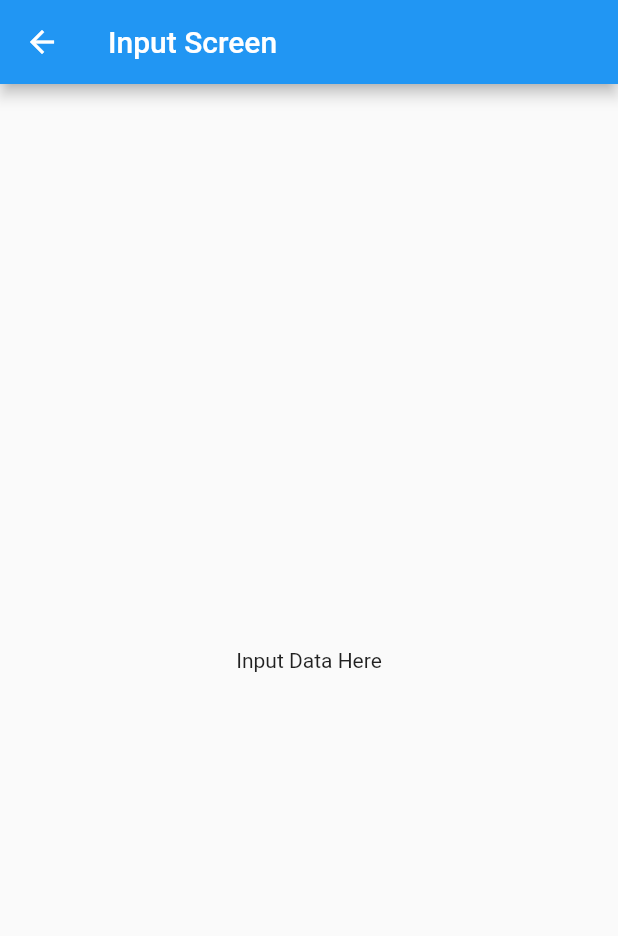
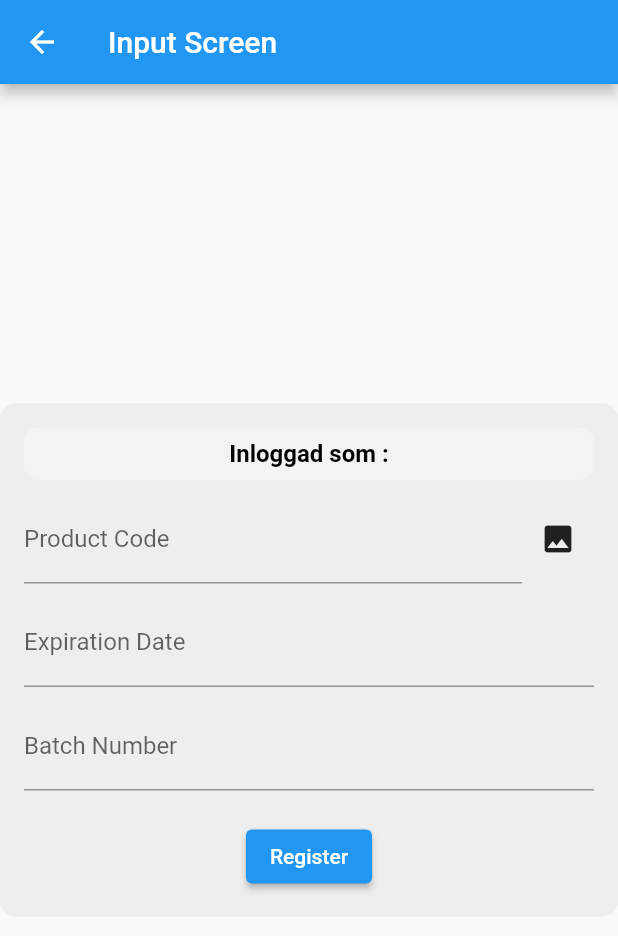
Before and after one commit to Christoffer-JL/Expiration-System-For-Nordic-Hospitals-And-Pharmacies, a Flutter app: the InputScreen screen opened by its route, on a phone screen of 412 x 824 dp. Shown: the top 936 px of the screen. Run offline on Flutter 3.47's test engine with Material 2 defaults, Android fonts, the phone set to English and light mode, and no system bars; our stand-ins replace dropdown_search, vibration; missing offline and left inert: mobile_scanner.

Commit message:
working function with small bug

```diff
--- a/lib/config/config.dart
+++ b/lib/config/config.dart
@@ -12,5 +12,6 @@ class IPAddresses {
       '104.248.81.249'; // Webhook is live, so you can use this config. It auto deploys
   static const String DEPRECATEDexternalPi = '188.150.228.31';
   static const String DEPRECATEDinternalPi = '192.168.0.105';
-  static const String DEPRECATEDcomputer = '192.168.0.4'; // Run ipconfig and choose IPv4
+  static const String DEPRECATEDcomputer =
+      '192.168.1.172'; // Run ipconfig and choose IPv4
 }
--- a/lib/pages/input_screen.dart
+++ b/lib/pages/input_screen.dart
@@ -1,16 +1,148 @@
+import 'dart:convert';
 import 'package:flutter/material.dart';
+import 'package:http/http.dart' as http;
+import '../config/config.dart';
 
-class InputScreen extends StatelessWidget {
-  const InputScreen({super.key});
+class InputScreen extends StatefulWidget {
+  const InputScreen({Key? key}) : super(key: key);
+
+  @override
+  _InputScreenState createState() => _InputScreenState();
+}
+
+class _InputScreenState extends State<InputScreen> {
+//  String department = '';
+
+  TextEditingController productNameController = TextEditingController();
+  TextEditingController productCodeController = TextEditingController();
+  TextEditingController expirationDateController = TextEditingController();
+  TextEditingController batchNumberController = TextEditingController();
+
+  Future<void> _insertMedicine() async {
+    final Map<String, dynamic>? args =
+        ModalRoute.of(context)!.settings.arguments as Map<String, dynamic>?;
+
+    final String selectedDepartment = args?['selectedDepartment'] ?? '';
+    final String url = '${AppConfig.apiUrl}/insert-entry-in-department';
+
+    final Map<String, dynamic> data = {
+      'DepartmentName': selectedDepartment,
+      'ProductCode': productCodeController.text,
+      'BatchNumber': batchNumberController.text,
+      'ExpirationDate': expirationDateController.text,
+    };
+
+    try {
+      final response = await http.post(
+        Uri.parse(url),
+        headers: {'Content-Type': 'application/json'},
+        body: jsonEncode(data),
+      );
+
+      if (response.statusCode == 201) {
+        // Successful insertion
+        print('Data inserted successfully');
+      } else if (response.statusCode == 200) {
+        // Entry already exists
+        print('Entry for the specified department and product already exists');
+      } else {
+        // Handle errors
+        print('Error inserting data: ${response.statusCode}');
+      }
+    } catch (error) {
+      // Handle network or server errors
+      print('Error: $error');
+    }
+  }
 
   @override
   Widget build(BuildContext context) {
+    final Map<String, dynamic>? args =
+        ModalRoute.of(context)!.settings.arguments as Map<String, dynamic>?;
+
+    final String selectedDepartment = args?['selectedDepartment'] ?? '';
+
     return Scaffold(
       appBar: AppBar(
         title: const Text('Input Screen'),
       ),
-      body: const Center(
-        child: Text('Input Data Here'),
+      body: Center(
+        child: Container(
+          padding: const EdgeInsets.all(16.0),
+          decoration: BoxDecoration(
+            borderRadius: BorderRadius.circular(10),
+            color: Colors.grey[200],
+          ),
+          child: Column(
+            crossAxisAlignment: CrossAxisAlignment.start,
+            mainAxisSize: MainAxisSize.min,
+            children: [
+              Positioned(
+                top: 20.0,
+                child: Container(
+                  padding:
+                      EdgeInsets.symmetric(horizontal: 16.0, vertical: 8.0),
+                  width: MediaQuery.of(context).size.width,
+                  decoration: BoxDecoration(
+                    color: Colors.white.withOpacity(0.3),
+                    borderRadius: BorderRadius.circular(10.0),
+                  ),
+                  child: Text(
+                    'Inloggad som : $selectedDepartment',
+                    style: TextStyle(
+                        color: Colors.black,
+                        fontSize: 16,
+                        fontWeight: FontWeight.bold),
+                    textAlign: TextAlign.center,
+                    maxLines: 1,
+                  ),
+                ),
+              ),
+              /*SizedBox(height: 20),
+              TextFormField(
+                controller: productNameController,
+                decoration: InputDecoration(labelText: 'Product Name'),
+              ),*/
+              SizedBox(height: 10),
+              Row(
+                children: [
+                  Expanded(
+                    child: TextFormField(
+                      controller: productCodeController,
+                      decoration: InputDecoration(labelText: 'Product Code'),
+                    ),
+                  ),
+                  IconButton(
+                    onPressed: () {
+                      Navigator.pushNamed(context, '/ean_scan');
+                    },
+                    icon: Icon(Icons.image),
+                  ),
+                ],
+              ),
+              SizedBox(height: 10),
+              TextFormField(
+                controller: expirationDateController,
+                decoration: InputDecoration(labelText: 'Expiration Date'),
+              ),
+              SizedBox(height: 10),
+              TextFormField(
+                controller: batchNumberController,
+                decoration: InputDecoration(labelText: 'Batch Number'),
+              ),
+              SizedBox(height: 20),
+              Align(
+                alignment: Alignment.center,
+                child: ElevatedButton(
+                  onPressed: () {
+                    _insertMedicine();
+                  },
+                  child: Text('Register'),
+                ),
+              ),
+            ],
+          ),
+        ),
       ),
     );
   }
```
Also changed, not shown: lib/pages/qr_scanning_screen.dart (+9 -2 lines), 1 other file.
